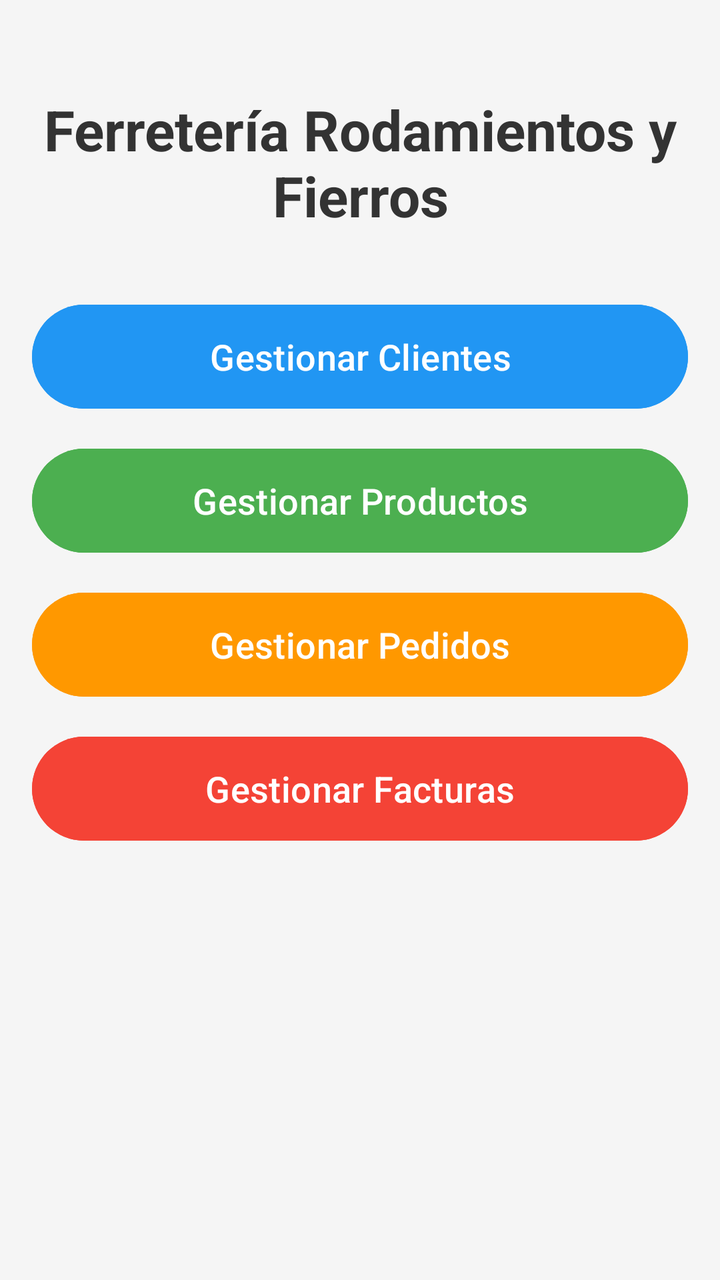
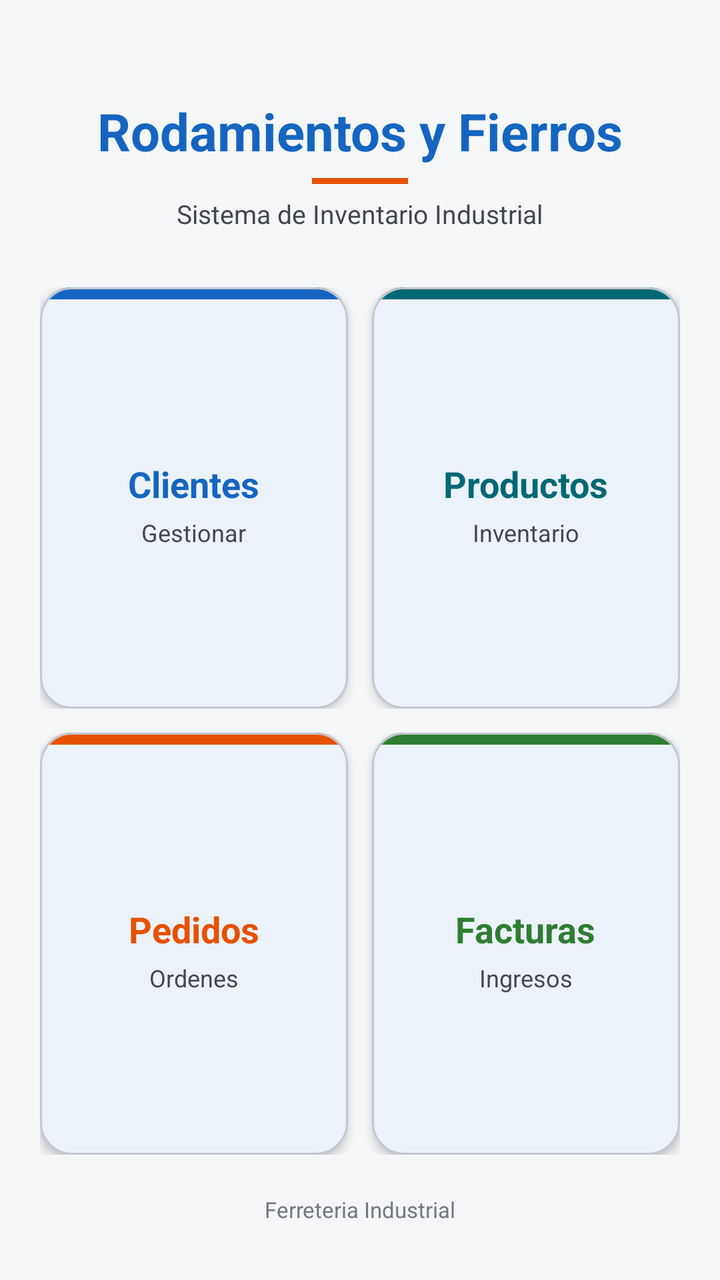

The first picture is an Android layout as it rendered before a commit; the second is the same layout after the commit. The layout source and the unified diff follow.
<!-- AndroidManifest.xml: application theme Theme.RodamientosYFierros -->
<!-- res/layout/activity_main.xml -->
<?xml version="1.0" encoding="utf-8"?>
<LinearLayout xmlns:android="http://schemas.android.com/apk/res/android"
    android:layout_width="match_parent"
    android:layout_height="match_parent"
    android:orientation="vertical"
    android:padding="16dp"
    android:background="#f5f5f5">

    <TextView
        android:layout_width="match_parent"
        android:layout_height="wrap_content"
        android:text="Ferretería Rodamientos y Fierros"
        android:textSize="28sp"
        android:textStyle="bold"
        android:textColor="#333333"
        android:gravity="center"
        android:layout_marginBottom="32dp"
        android:layout_marginTop="30sp"
        />

    <Button
        android:id="@+id/btn_clientes"
        android:layout_width="match_parent"
        android:layout_height="60dp"
        android:text="Gestionar Clientes"
        android:textSize="18sp"
        android:layout_marginBottom="12dp"
        android:backgroundTint="#2196F3" />

    <Button
        android:id="@+id/btn_productos"
        android:layout_width="match_parent"
        android:layout_height="60dp"
        android:text="Gestionar Productos"
        android:textSize="18sp"
        android:layout_marginBottom="12dp"
        android:backgroundTint="#4CAF50" />

    <Button
        android:id="@+id/btn_pedidos"
        android:layout_width="match_parent"
        android:layout_height="60dp"
        android:text="Gestionar Pedidos"
        android:textSize="18sp"
        android:layout_marginBottom="12dp"
        android:backgroundTint="#FF9800" />

    <Button
        android:id="@+id/btn_facturas"
        android:layout_width="match_parent"
        android:layout_height="60dp"
        android:text="Gestionar Facturas"
        android:textSize="18sp"
        android:backgroundTint="#F44336" />

</LinearLayout>
<!-- resources referenced by this layout -->
<resources>
  <style name="Theme.RodamientosYFierros" parent="Base.Theme.RodamientosYFierros" />
  <style name="Base.Theme.RodamientosYFierros" parent="Theme.Material3.DayNight.NoActionBar">
          
          
      </style>
</resources>

<!-- the commit's change to res/layout/activity_main.xml (unified diff, before → after) -->
@@ -1,56 +1,261 @@
 <?xml version="1.0" encoding="utf-8"?>
 <LinearLayout xmlns:android="http://schemas.android.com/apk/res/android"
+    xmlns:app="http://schemas.android.com/apk/res-auto"
     android:layout_width="match_parent"
     android:layout_height="match_parent"
     android:orientation="vertical"
-    android:padding="16dp"
-    android:background="#f5f5f5">
+    android:background="@color/background"
+    android:padding="20dp">
+
+    
+    <LinearLayout
+        android:layout_width="match_parent"
+        android:layout_height="wrap_content"
+        android:orientation="vertical"
+        android:gravity="center"
+        android:paddingTop="28dp"
+        android:paddingBottom="28dp">
+
+        <TextView
+            android:layout_width="wrap_content"
+            android:layout_height="wrap_content"
+            android:text="Rodamientos y Fierros"
+            android:textSize="26sp"
+            android:textStyle="bold"
+            android:textColor="@color/primary" />
+
+        <View
+            android:layout_width="48dp"
+            android:layout_height="3dp"
+            android:background="@color/secondary"
+            android:layout_marginTop="6dp"
+            android:layout_marginBottom="6dp" />
+
+        <TextView
+            android:layout_width="wrap_content"
+            android:layout_height="wrap_content"
+            android:text="Sistema de Inventario Industrial"
+            android:textSize="13sp"
+            android:textColor="@color/on_surface_variant" />
+    </LinearLayout>
+
+    
+    <LinearLayout
+        android:layout_width="match_parent"
+        android:layout_height="0dp"
+        android:layout_weight="1"
+        android:orientation="horizontal"
+        android:layout_marginBottom="12dp">
+
+        <com.google.android.material.card.MaterialCardView
+            android:id="@+id/btn_clientes"
+            android:layout_width="0dp"
+            android:layout_height="match_parent"
+            android:layout_weight="1"
+            android:layout_marginEnd="6dp"
+            android:clickable="true"
+            android:focusable="true"
+            app:cardCornerRadius="16dp"
+            app:cardElevation="3dp"
+            app:cardBackgroundColor="@color/surface">
+
+            <LinearLayout
+                android:layout_width="match_parent"
+                android:layout_height="match_parent"
+                android:orientation="vertical">
+
+                <View
+                    android:layout_width="match_parent"
+                    android:layout_height="6dp"
+                    android:background="@color/color_clientes" />
+
+                <LinearLayout
+                    android:layout_width="match_parent"
+                    android:layout_height="match_parent"
+                    android:orientation="vertical"
+                    android:gravity="center"
+                    android:padding="16dp">
+
+                    <TextView
+                        android:layout_width="wrap_content"
+                        android:layout_height="wrap_content"
+                        android:text="Clientes"
+                        android:textSize="18sp"
+                        android:textStyle="bold"
+                        android:textColor="@color/color_clientes"
+                        android:layout_marginBottom="4dp" />
+
+                    <TextView
+                        android:layout_width="wrap_content"
+                        android:layout_height="wrap_content"
+                        android:text="Gestionar"
+                        android:textSize="12sp"
+                        android:textColor="@color/on_surface_variant" />
+                </LinearLayout>
+            </LinearLayout>
+        </com.google.android.material.card.MaterialCardView>
+
+        <com.google.android.material.card.MaterialCardView
+            android:id="@+id/btn_productos"
+            android:layout_width="0dp"
+            android:layout_height="match_parent"
+            android:layout_weight="1"
+            android:layout_marginStart="6dp"
+            android:clickable="true"
+            android:focusable="true"
+            app:cardCornerRadius="16dp"
+            app:cardElevation="3dp"
+            app:cardBackgroundColor="@color/surface">
+
+            <LinearLayout
+                android:layout_width="match_parent"
+                android:layout_height="match_parent"
+                android:orientation="vertical">
+
+                <View
+                    android:layout_width="match_parent"
+                    android:layout_height="6dp"
+                    android:background="@color/color_productos" />
+
+                <LinearLayout
+                    android:layout_width="match_parent"
+                    android:layout_height="match_parent"
+                    android:orientation="vertical"
+                    android:gravity="center"
+                    android:padding="16dp">
+
+                    <TextView
+                        android:layout_width="wrap_content"
+                        android:layout_height="wrap_content"
+                        android:text="Productos"
+                        android:textSize="18sp"
+                        android:textStyle="bold"
+                        android:textColor="@color/color_productos"
+                        android:layout_marginBottom="4dp" />
+
+                    <TextView
+                        android:layout_width="wrap_content"
+                        android:layout_height="wrap_content"
+                        android:text="Inventario"
+                        android:textSize="12sp"
+                        android:textColor="@color/on_surface_variant" />
+                </LinearLayout>
+            </LinearLayout>
+        </com.google.android.material.card.MaterialCardView>
+    </LinearLayout>
+
+    
+    <LinearLayout
+        android:layout_width="match_parent"
+        android:layout_height="0dp"
+        android:layout_weight="1"
+        android:orientation="horizontal"
+        android:layout_marginBottom="20dp">
+
+        <com.google.android.material.card.MaterialCardView
+            android:id="@+id/btn_pedidos"
+            android:layout_width="0dp"
+            android:layout_height="match_parent"
+            android:layout_weight="1"
+            android:layout_marginEnd="6dp"
+            android:clickable="true"
+            android:focusable="true"
+            app:cardCornerRadius="16dp"
+            app:cardElevation="3dp"
+            app:cardBackgroundColor="@color/surface">
+
+            <LinearLayout
+                android:layout_width="match_parent"
+                android:layout_height="match_parent"
+                android:orientation="vertical">
+
+                <View
+                    android:layout_width="match_parent"
+                    android:layout_height="6dp"
+                    android:background="@color/color_pedidos" />
+
+                <LinearLayout
+                    android:layout_width="match_parent"
+                    android:layout_height="match_parent"
+                    android:orientation="vertical"
+                    android:gravity="center"
+                    android:padding="16dp">
+
+                    <TextView
+                        android:layout_width="wrap_content"
+                        android:layout_height="wrap_content"
+                        android:text="Pedidos"
+                        android:textSize="18sp"
+                        android:textStyle="bold"
+                        android:textColor="@color/color_pedidos"
+                        android:layout_marginBottom="4dp" />
+
+                    <TextView
+                        android:layout_width="wrap_content"
+                        android:layout_height="wrap_content"
+                        android:text="Ordenes"
+                        android:textSize="12sp"
+                        android:textColor="@color/on_surface_variant" />
+                </LinearLayout>
+            </LinearLayout>
+        </com.google.android.material.card.MaterialCardView>
+
+        <com.google.android.material.card.MaterialCardView
+            android:id="@+id/btn_facturas"
+            android:layout_width="0dp"
+            android:layout_height="match_parent"
+            android:layout_weight="1"
+            android:layout_marginStart="6dp"
+            android:clickable="true"
+            android:focusable="true"
+            app:cardCornerRadius="16dp"
+            app:cardElevation="3dp"
+            app:cardBackgroundColor="@color/surface">
+
+            <LinearLayout
+                android:layout_width="match_parent"
+                android:layout_height="match_parent"
+                android:orientation="vertical">
+
+                <View
+                    android:layout_width="match_parent"
+                    android:layout_height="6dp"
+                    android:background="@color/color_facturas" />
+
+                <LinearLayout
+                    android:layout_width="match_parent"
+                    android:layout_height="match_parent"
+                    android:orientation="vertical"
+                    android:gravity="center"
+                    android:padding="16dp">
+
+                    <TextView
+                        android:layout_width="wrap_content"
+                        android:layout_height="wrap_content"
+                        android:text="Facturas"
+                        android:textSize="18sp"
+                        android:textStyle="bold"
+                        android:textColor="@color/color_facturas"
+                        android:layout_marginBottom="4dp" />
+
+                    <TextView
+                        android:layout_width="wrap_content"
+                        android:layout_height="wrap_content"
+                        android:text="Ingresos"
+                        android:textSize="12sp"
+                        android:textColor="@color/on_surface_variant" />
+                </LinearLayout>
+            </LinearLayout>
+        </com.google.android.material.card.MaterialCardView>
+    </LinearLayout>
 
     <TextView
         android:layout_width="match_parent"
         android:layout_height="wrap_content"
-        android:text="Ferretería Rodamientos y Fierros"
-        android:textSize="28sp"
-        android:textStyle="bold"
-        android:textColor="#333333"
+        android:text="Ferreteria Industrial"
+        android:textSize="11sp"
+        android:textColor="@color/outline"
         android:gravity="center"
-        android:layout_marginBottom="32dp"
-        android:layout_marginTop="30sp"
-        />
-
-    <Button
-        android:id="@+id/btn_clientes"
-        android:layout_width="match_parent"
-        android:layout_height="60dp"
-        android:text="Gestionar Clientes"
-        android:textSize="18sp"
-        android:layout_marginBottom="12dp"
-        android:backgroundTint="#2196F3" />
-
-    <Button
-        android:id="@+id/btn_productos"
-        android:layout_width="match_parent"
-        android:layout_height="60dp"
-        android:text="Gestionar Productos"
-        android:textSize="18sp"
-        android:layout_marginBottom="12dp"
-        android:backgroundTint="#4CAF50" />
-
-    <Button
-        android:id="@+id/btn_pedidos"
-        android:layout_width="match_parent"
-        android:layout_height="60dp"
-        android:text="Gestionar Pedidos"
-        android:textSize="18sp"
-        android:layout_marginBottom="12dp"
-        android:backgroundTint="#FF9800" />
-
-    <Button
-        android:id="@+id/btn_facturas"
-        android:layout_width="match_parent"
-        android:layout_height="60dp"
-        android:text="Gestionar Facturas"
-        android:textSize="18sp"
-        android:backgroundTint="#F44336" />
+        android:paddingBottom="8dp" />
 
 </LinearLayout>
<!-- resource entries referenced after the edit -->
@@ -1,9 +1,59 @@
 <!-- resources referenced by this layout -->
 <resources>
+  <color name="background">#F4F6F8</color>
+  <color name="color_clientes">#1565C0</color>
+  <color name="color_facturas">#2E7D32</color>
+  <color name="color_pedidos">#E65100</color>
+  <color name="color_productos">#006874</color>
+  <color name="on_surface_variant">#44464F</color>
+  <color name="outline">#74777F</color>
+  <color name="primary">#1565C0</color>
+  <color name="secondary">#E65100</color>
+  <color name="surface">#FFFFFF</color>
   <style name="Theme.RodamientosYFierros" parent="Base.Theme.RodamientosYFierros" />
   <style name="Base.Theme.RodamientosYFierros" parent="Theme.Material3.DayNight.NoActionBar">
-          
-          
+          <item name="colorPrimary">@color/primary</item>
+          <item name="colorOnPrimary">@color/on_primary</item>
+          <item name="colorPrimaryContainer">@color/primary_container</item>
+          <item name="colorOnPrimaryContainer">@color/on_primary_container</item>
+          <item name="colorSecondary">@color/secondary</item>
+          <item name="colorOnSecondary">@color/on_secondary</item>
+          <item name="colorSecondaryContainer">@color/secondary_container</item>
+          <item name="colorOnSecondaryContainer">@color/on_secondary_container</item>
+          <item name="colorTertiary">@color/tertiary</item>
+          <item name="colorOnTertiary">@color/on_tertiary</item>
+          <item name="colorTertiaryContainer">@color/tertiary_container</item>
+          <item name="colorOnTertiaryContainer">@color/on_tertiary_container</item>
+          <item name="colorError">@color/error</item>
+          <item name="colorOnError">@color/on_error</item>
+          <item name="colorErrorContainer">@color/error_container</item>
+          <item name="colorOnErrorContainer">@color/on_error_container</item>
+          <item name="android:colorBackground">@color/background</item>
+          <item name="colorOnBackground">@color/on_background</item>
+          <item name="colorSurface">@color/surface</item>
+          <item name="colorOnSurface">@color/on_surface</item>
+          <item name="colorSurfaceVariant">@color/surface_variant</item>
+          <item name="colorOnSurfaceVariant">@color/on_surface_variant</item>
+          <item name="colorOutline">@color/outline</item>
+          <item name="colorOutlineVariant">@color/outline_variant</item>
       </style>
+  <color name="on_primary">#FFFFFF</color>
+  <color name="primary_container">#D6E4FF</color>
+  <color name="on_primary_container">#001A41</color>
+  <color name="on_secondary">#FFFFFF</color>
+  <color name="secondary_container">#FFDBCC</color>
+  <color name="on_secondary_container">#3A1000</color>
+  <color name="tertiary">#2E7D32</color>
+  <color name="on_tertiary">#FFFFFF</color>
+  <color name="tertiary_container">#B9F0B8</color>
+  <color name="on_tertiary_container">#002106</color>
+  <color name="error">#BA1A1A</color>
+  <color name="on_error">#FFFFFF</color>
+  <color name="error_container">#FFDAD6</color>
+  <color name="on_error_container">#410002</color>
+  <color name="on_background">#1C1B1F</color>
+  <color name="on_surface">#1C1B1F</color>
+  <color name="surface_variant">#E1E2EC</color>
+  <color name="outline_variant">#C4C6D0</color>
 </resources>
 
